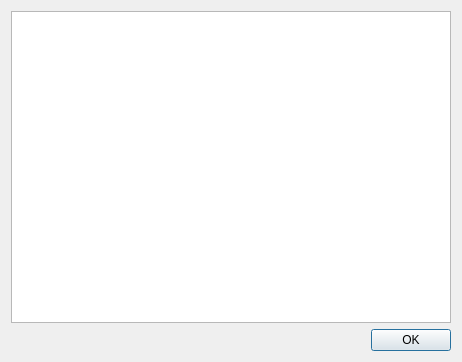
Before: the Qt Designer form lxqt-config-monitor/monitorpicture.ui in lxqt/lxqt-config, drawn with Qt 5.
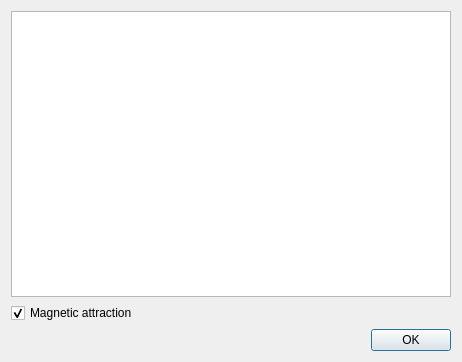
After: the same form once the commit is applied.

Commit message: Added monitors magnetic attraction in position dialog.

```diff
--- a/lxqt-config-monitor/monitorpicture.ui
+++ b/lxqt-config-monitor/monitorpicture.ui
@@ -21,6 +21,16 @@
      </item>
     </layout>
    </item>
+   <item>
+    <widget class="QCheckBox" name="magneticCheckBox">
+     <property name="text">
+      <string>Magnetic attraction</string>
+     </property>
+     <property name="checked">
+      <bool>true</bool>
+     </property>
+    </widget>
+   </item>
    <item>
     <widget class="QDialogButtonBox" name="buttonBox">
      <property name="orientation">
```
The commit also changes 3 other files.
